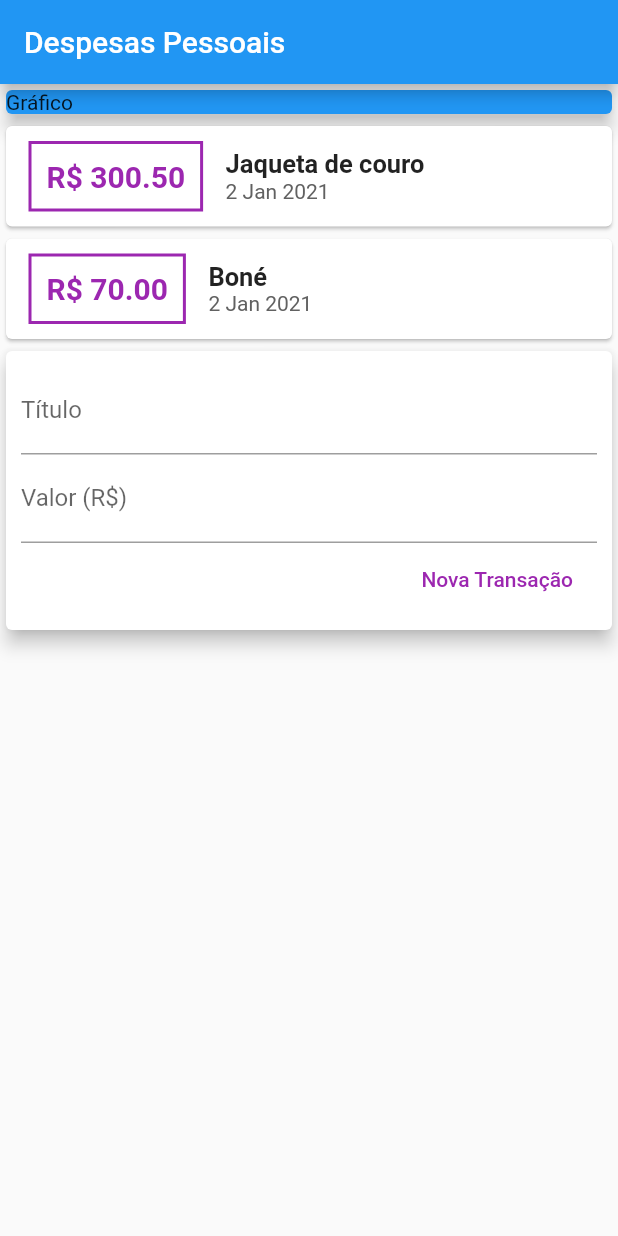
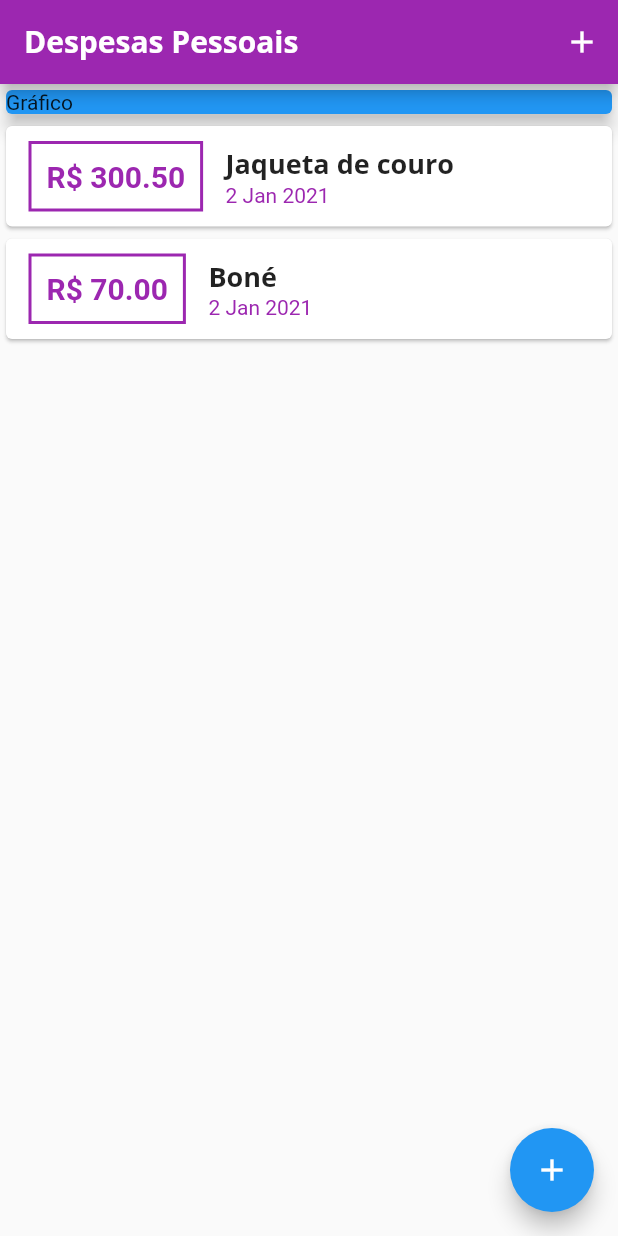
Before and after one commit to PhelippeA/DespesasPessoais, a Flutter app: the screen it shows after launch, on a phone screen of 412 x 824 dp. Run offline on Flutter 3.47's test engine with Material 2 defaults, Android fonts, the phone set to English and light mode, and no system bars.

Commit message:
Adicionadas novas fontes ao projeto: OpenSans e Quicksand. O transaction.user foi deletado e seu conteudo transformou-se em um stateful widget no main. Foi refatorada o codigo do formulario, fechando o modal automaticamente, gerando teclado numerico e usando o ListView com seu builder que processa os elementos a medida que sao renderizados, evitando consumo de memoria.

```diff
--- a/lib/components/transaction_list.dart
+++ b/lib/components/transaction_list.dart
@@ -9,14 +9,18 @@ class TransactionList extends StatelessWidget {
 
   @override
   Widget build(BuildContext context) {
-    return Column(
-      children: transactions
-          .map(
-            (tr) => Card(
+    return Container(
+        height: 300,
+        child: ListView.builder(
+            itemCount: transactions.length,
+            itemBuilder: (ctx, index) {
+              final tr = transactions[index];
+              return Card(
                 child: Row(
                   children: <Widget>[
                     Container(
-                    margin: EdgeInsets.symmetric(horizontal: 15, vertical: 10),
+                      margin:
+                          EdgeInsets.symmetric(horizontal: 15, vertical: 10),
                       decoration: BoxDecoration(
                           border: Border.all(
                         color: Colors.purple,
@@ -28,7 +32,7 @@ class TransactionList extends StatelessWidget {
                         style: TextStyle(
                           fontWeight: FontWeight.bold,
                           fontSize: 20,
-                        color: Colors.purple,
+                          color: Theme.of(context).primaryColor,
                         ),
                       ),
                     ),
@@ -37,22 +41,19 @@ class TransactionList extends StatelessWidget {
                       children: <Widget>[
                         Text(
                           tr.title.toString(),
-                        style: TextStyle(
-                            fontSize: 17, fontWeight: FontWeight.bold),
+                          style: Theme.of(context).textTheme.headline6,
                         ),
                         Text(
                           DateFormat('d MMM y').format(tr.date),
                           style: TextStyle(
-                          color: Colors.grey[700],
+                            color: Theme.of(context).primaryColor,
                           ),
                         ),
                       ],
                     )
                   ],
                 ),
-            ),
-          )
-          .toList(),
               );
+            }));
   }
 }
--- a/lib/components/transaction_user.dart
+++ /dev/null
@@ -1,50 +0,0 @@
-import 'dart:math';
-
-import 'package:despesasPessoais/components/transaction_form.dart';
-import 'package:despesasPessoais/components/transaction_list.dart';
-import 'package:despesasPessoais/models/transaction.dart';
-import 'package:flutter/material.dart';
-
-class TransactionUser extends StatefulWidget {
-  @override
-  _TransactionUserState createState() => _TransactionUserState();
-}
-
-class _TransactionUserState extends State<TransactionUser> {
-  final _transactions = [
-    Transaction(
-        id: 't1',
-        title: 'Jaqueta de couro',
-        value: 300.50,
-        date: DateTime.now()),
-    Transaction(
-      id: 't2',
-      title: 'Boné',
-      value: 70,
-      date: DateTime.now(),
-    )
-  ];
-
-  _addTransaction(String title, double value) {
-    final newTransaction = Transaction(
-      id: Random().nextDouble().toString(),
-      title: title,
-      value: value,
-      date: DateTime.now(),
-    );
-
-    setState(() {
-      _transactions.add(newTransaction);
-    });
-  }
-
-  @override
-  Widget build(BuildContext context) {
-    return Column(
-      children: [
-        TransactionList(_transactions),
-        TransactionForm(_addTransaction),
-      ],
-    );
-  }
-}
--- a/lib/main.dart
+++ b/lib/main.dart
@@ -1,21 +1,93 @@
 import 'package:flutter/material.dart';
-import 'components/transaction_user.dart';
+import 'components/transaction_form.dart';
+import 'components/transaction_list.dart';
+import 'models/transaction.dart';
+import 'dart:math';
 
 main() => runApp(ExpensesApp());
 
 class ExpensesApp extends StatelessWidget {
   @override
   Widget build(BuildContext context) {
-    return MaterialApp(home: MyHomePage());
+    return MaterialApp(
+      home: MyHomePage(),
+      theme: ThemeData(
+          primarySwatch: Colors.purple,
+          accentColor: Colors.blue,
+          fontFamily: 'Quicksand',
+          textTheme: ThemeData.light().textTheme.copyWith(
+                headline6: TextStyle(
+                  fontFamily: 'OpenSans',
+                  fontSize: 18,
+                  fontWeight: FontWeight.bold,
+                ),
+              ),
+          appBarTheme: AppBarTheme(
+            textTheme: ThemeData.light().textTheme.copyWith(
+                  headline6: TextStyle(
+                      fontFamily: 'OpenSans',
+                      fontSize: 20,
+                      fontWeight: FontWeight.bold),
+                ),
+          )),
+    );
   }
 }
 
-class MyHomePage extends StatelessWidget {
+class MyHomePage extends StatefulWidget {
+  @override
+  _MyHomePageState createState() => _MyHomePageState();
+}
+
+class _MyHomePageState extends State<MyHomePage> {
+  final _transactions = [
+    Transaction(
+        id: 't1',
+        title: 'Jaqueta de couro',
+        value: 300.50,
+        date: DateTime.now()),
+    Transaction(
+      id: 't2',
+      title: 'Boné',
+      value: 70,
+      date: DateTime.now(),
+    )
+  ];
+
+  _addTransaction(String title, double value) {
+    final newTransaction = Transaction(
+      id: Random().nextDouble().toString(),
+      title: title,
+      value: value,
+      date: DateTime.now(),
+    );
+
+    setState(() {
+      _transactions.add(newTransaction);
+    });
+
+    Navigator.of(context).pop();
+  }
+
+  _openTransactionFormModal(BuildContext context) {
+    showModalBottomSheet(
+      context: context,
+      builder: (_) {
+        return TransactionForm(_addTransaction);
+      },
+    );
+  }
+
   @override
   Widget build(BuildContext context) {
     return Scaffold(
       appBar: AppBar(
         title: Text('Despesas Pessoais'),
+        actions: <Widget>[
+          IconButton(
+              icon: Icon(Icons.add),
+              onPressed: () => _openTransactionFormModal(context))
+        ],
       ),
       body: SingleChildScrollView(
         child: Column(
@@ -29,10 +101,14 @@ class MyHomePage extends StatelessWidget {
                 elevation: 5,
               ),
             ),
-            TransactionUser(),
+            TransactionList(_transactions),
           ],
         ),
       ),
+      floatingActionButton: FloatingActionButton(
+          child: Icon(Icons.add),
+          onPressed: () => _openTransactionFormModal(context)),
+      floatingActionButtonLocation: FloatingActionButtonLocation.endFloat,
     );
   }
 }
```
Also changed, not shown: lib/components/transaction_form.dart (+22 -8 lines), pubspec.yaml (+11 -11 lines), lib/assets/fonts/OpenSans-Bold.ttf (added), lib/assets/fonts/OpenSans-Regular.ttf (added), lib/assets/fonts/Quicksand-Bold.ttf (added), lib/assets/fonts/Quicksand-Regular.ttf (added). Lines whose indentation alone changed are shown as unchanged.
